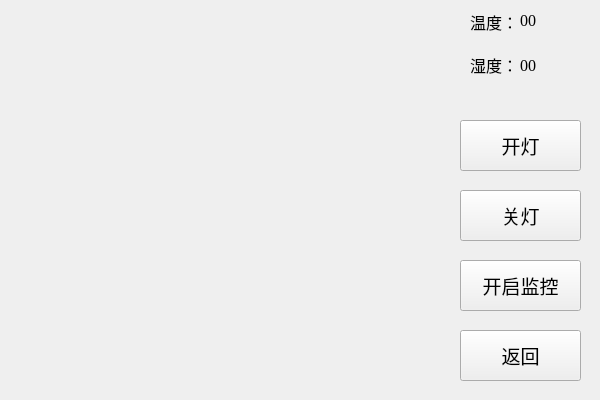
Before: the Qt Designer form Client/widget.ui in hydra0x10/Baby_Protection, drawn with Qt 5.
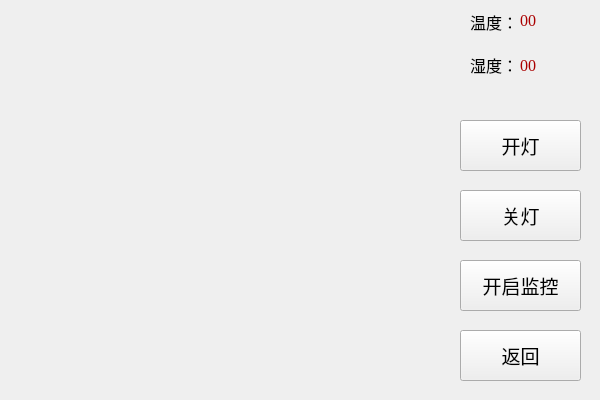
After: the same form once the commit is applied.

What changed in the file:
```diff
--- a/Client/widget.ui
+++ b/Client/widget.ui
@@ -156,7 +156,7 @@
     </font>
    </property>
    <property name="text">
-    <string>00</string>
+    <string>&lt;html&gt;&lt;head/&gt;&lt;body&gt;&lt;p&gt;&lt;span style=&quot; color:#aa0000;&quot;&gt;00&lt;/span&gt;&lt;/p&gt;&lt;/body&gt;&lt;/html&gt;</string>
    </property>
   </widget>
   <widget class="QLabel" name="show_humi">
@@ -175,7 +175,7 @@
     </font>
    </property>
    <property name="text">
-    <string>00</string>
+    <string>&lt;html&gt;&lt;head/&gt;&lt;body&gt;&lt;p&gt;&lt;span style=&quot; color:#aa0000;&quot;&gt;00&lt;/span&gt;&lt;/p&gt;&lt;/body&gt;&lt;/html&gt;</string>
    </property>
   </widget>
  </widget>
```
